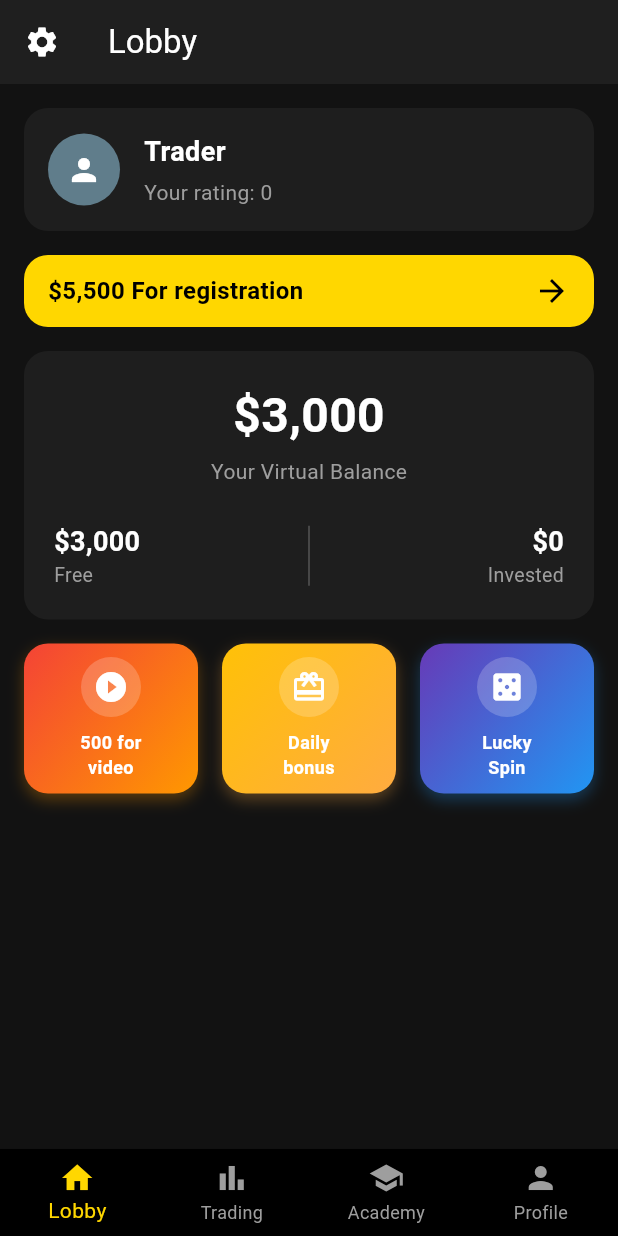
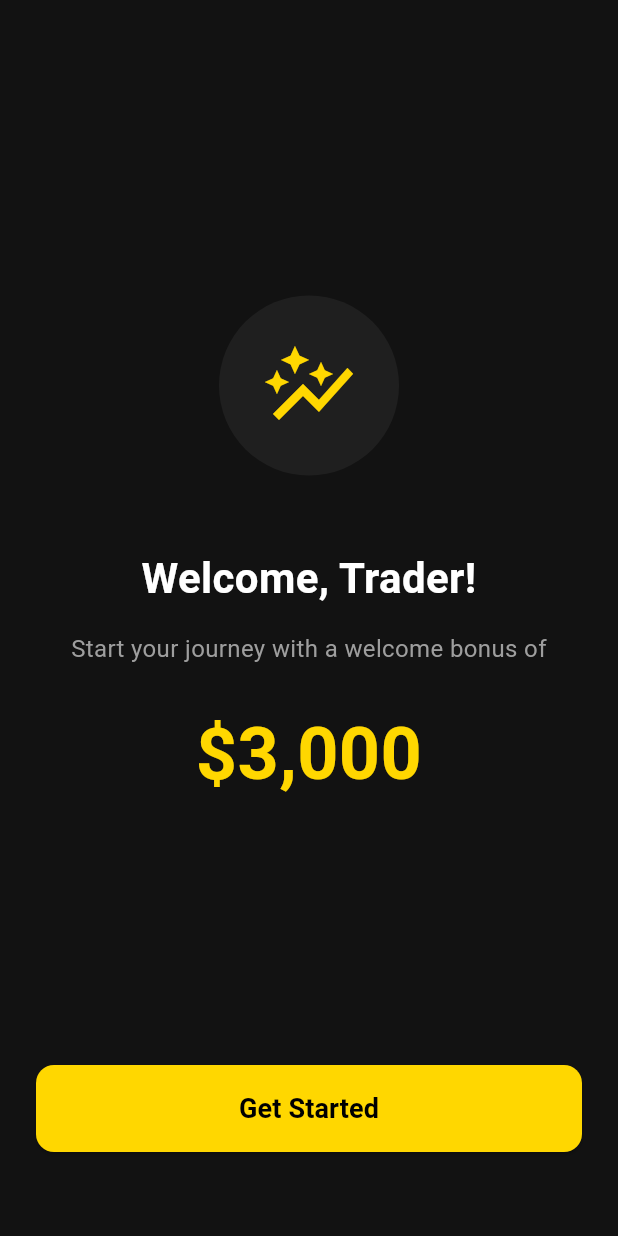
Before and after one commit to alexeyosychencko/crypto_sim-app, a Flutter app: the screen it shows after launch, on a phone screen of 412 x 824 dp. Run offline on Flutter 3.47's test engine with Material 3 defaults, Android fonts, the phone set to English and light mode, and no system bars; our stand-ins replace dio, fl_chart, flutter_fortune_wheel, flutter_riverpod, hive, hive_flutter and 1 more; accounts and stored records are empty.

Commit message:
welcome screen

```diff
--- /dev/null
+++ b/lib/features/onboarding/screens/welcome_screen.dart
@@ -0,0 +1,103 @@
+import 'package:flutter/material.dart';
+import 'package:flutter_riverpod/flutter_riverpod.dart';
+import 'package:shared_preferences/shared_preferences.dart';
+import '../../wallet/providers/wallet_provider.dart';
+import '../../../shared/widgets/app_shell.dart';
+
+class WelcomeScreen extends ConsumerWidget {
+  const WelcomeScreen({super.key});
+
+  Future<void> _handleGetStarted(BuildContext context, WidgetRef ref) async {
+    // 1. Add bonus
+    await ref.read(walletProvider.notifier).updateBalance(3000.0);
+
+    // 2. Set flag
+    final prefs = await SharedPreferences.getInstance();
+    await prefs.setBool('isFirstLaunch', false);
+
+    // 3. Navigate
+    if (context.mounted) {
+      Navigator.of(
+        context,
+      ).pushReplacement(MaterialPageRoute(builder: (_) => const AppShell()));
+    }
+  }
+
+  @override
+  Widget build(BuildContext context, WidgetRef ref) {
+    return Scaffold(
+      backgroundColor: const Color(0xFF121212),
+      body: SafeArea(
+        child: Padding(
+          padding: const EdgeInsets.all(24.0),
+          child: Column(
+            mainAxisAlignment: MainAxisAlignment.center,
+            crossAxisAlignment: CrossAxisAlignment.stretch,
+            children: [
+              const Spacer(),
+              // Icon or Logo
+              Container(
+                height: 120,
+                width: 120,
+                decoration: const BoxDecoration(
+                  shape: BoxShape.circle,
+                  color: Color(0xFF1F1F1F),
+                ),
+                child: const Icon(
+                  Icons.auto_graph,
+                  color: Color(0xFFFFD700),
+                  size: 64,
+                ),
+              ),
+              const SizedBox(height: 48),
+
+              const Text(
+                'Welcome, Trader!',
+                textAlign: TextAlign.center,
+                style: TextStyle(
+                  fontSize: 28,
+                  fontWeight: FontWeight.bold,
+                  color: Colors.white,
+                ),
+              ),
+              const SizedBox(height: 16),
+              const Text(
+                'Start your journey with a welcome bonus of',
+                textAlign: TextAlign.center,
+                style: TextStyle(fontSize: 16, color: Colors.grey),
+              ),
+              const SizedBox(height: 24),
+              const Text(
+                '\$3,000',
+                textAlign: TextAlign.center,
+                style: TextStyle(
+                  fontSize: 48,
+                  fontWeight: FontWeight.bold,
+                  color: Color(0xFFFFD700),
+                ),
+              ),
+
+              const Spacer(),
+              ElevatedButton(
+                onPressed: () => _handleGetStarted(context, ref),
+                style: ElevatedButton.styleFrom(
+                  backgroundColor: const Color(0xFFFFD700),
+                  foregroundColor: Colors.black,
+                  padding: const EdgeInsets.symmetric(vertical: 16),
+                  shape: RoundedRectangleBorder(
+                    borderRadius: BorderRadius.circular(12),
+                  ),
+                ),
+                child: const Text(
+                  'Get Started',
+                  style: TextStyle(fontSize: 18, fontWeight: FontWeight.bold),
+                ),
+              ),
+              const SizedBox(height: 32),
+            ],
+          ),
+        ),
+      ),
+    );
+  }
+}
--- a/lib/main.dart
+++ b/lib/main.dart
@@ -6,6 +6,9 @@ import 'shared/models/wallet.dart';
 import 'shared/models/position.dart';
 import 'shared/models/trade.dart';
 import 'shared/models/bonus_data.dart';
+
+import 'package:shared_preferences/shared_preferences.dart';
+import 'features/onboarding/screens/welcome_screen.dart';
 
 void main() async {
   WidgetsFlutterBinding.ensureInitialized();
@@ -21,11 +24,15 @@ void main() async {
   await Hive.openBox<Trade>('trades');
   await Hive.openBox<BonusData>('bonus');
 
-  runApp(const ProviderScope(child: MyApp()));
+  final prefs = await SharedPreferences.getInstance();
+  final isFirstLaunch = prefs.getBool('isFirstLaunch') ?? true;
+
+  runApp(ProviderScope(child: MyApp(isFirstLaunch: isFirstLaunch)));
 }
 
 class MyApp extends StatelessWidget {
-  const MyApp({super.key});
+  final bool isFirstLaunch;
+  const MyApp({super.key, required this.isFirstLaunch});
 
   @override
   Widget build(BuildContext context) {
@@ -42,7 +49,7 @@ class MyApp extends StatelessWidget {
           secondary: Colors.blueAccent,
         ),
       ),
-      home: const AppShell(),
+      home: isFirstLaunch ? const WelcomeScreen() : const AppShell(),
     );
   }
 }
--- a/lib/shared/models/wallet.dart
+++ b/lib/shared/models/wallet.dart
@@ -10,5 +10,5 @@ class Wallet extends HiveObject {
   @HiveField(1)
   double invested;
 
-  Wallet({this.balance = 3000.0, this.invested = 0.0});
+  Wallet({this.balance = 0.0, this.invested = 0.0});
 }
--- a/lib/shared/services/wallet_service.dart
+++ b/lib/shared/services/wallet_service.dart
@@ -89,7 +89,7 @@ class WalletService {
 
   Future<void> resetWallet() async {
     final wallet = getWallet();
-    wallet.balance = 3000.0;
+    wallet.balance = 0.0;
     wallet.invested = 0.0;
     await wallet.save();
   }
--- a/pubspec.yaml
+++ b/pubspec.yaml
@@ -42,6 +42,7 @@ dependencies:
   intl: ^0.20.2
   fl_chart: ^1.1.1
   flutter_fortune_wheel: ^1.3.2
+  shared_preferences: ^2.5.4
 
 dev_dependencies:
   flutter_test:
```
Also changed, not shown: pubspec.lock, 4 other files.
